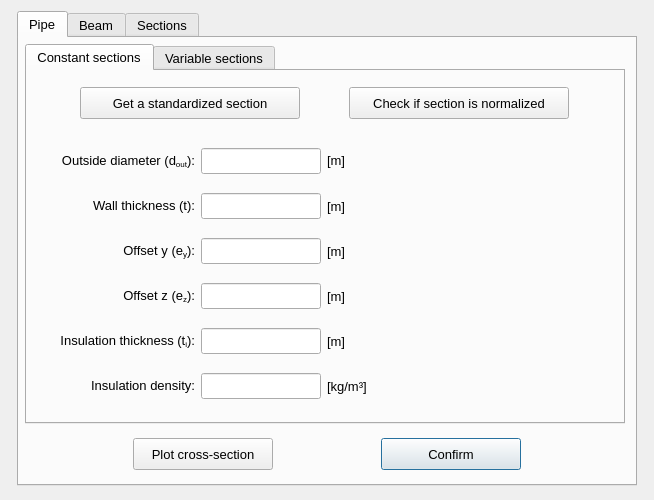
Old version of the form pulse/interface/data/ui_files/model/setup/cross_section/cross_section_widget.ui in the repository open-pulse/OpenPulse.
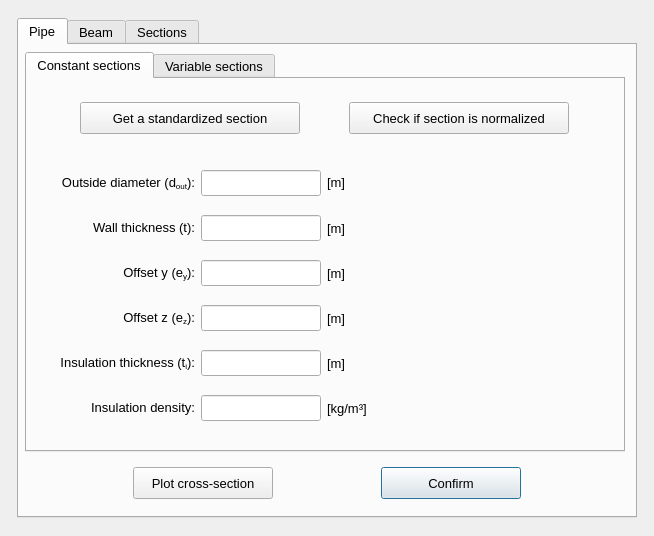
New version of the form. Icons and pictures are not drawn.

Commit message: Adds a simplified cross-section UI for the geometry editor

The edit to the form file:
```diff
--- a/pulse/interface/data/ui_files/model/setup/cross_section/cross_section_widget.ui
+++ b/pulse/interface/data/ui_files/model/setup/cross_section/cross_section_widget.ui
@@ -7,7 +7,7 @@
     <x>0</x>
     <y>0</y>
     <width>654</width>
-    <height>500</height>
+    <height>536</height>
    </rect>
   </property>
   <property name="minimumSize">
@@ -25,13 +25,13 @@
      <property name="minimumSize">
       <size>
        <width>566</width>
-       <height>0</height>
+       <height>475</height>
       </size>
      </property>
      <property name="maximumSize">
       <size>
        <width>620</width>
-       <height>475</height>
+       <height>500</height>
       </size>
      </property>
      <property name="font">
@@ -6642,19 +6642,6 @@
      </widget>
     </widget>
    </item>
-   <item row="1" column="0">
-    <spacer name="verticalSpacer">
-     <property name="orientation">
-      <enum>Qt::Vertical</enum>
-     </property>
-     <property name="sizeHint" stdset="0">
-      <size>
-       <width>20</width>
-       <height>40</height>
-      </size>
-     </property>
-    </spacer>
-   </item>
   </layout>
  </widget>
  <tabstops>
```
The commit also changes 17 other files.
